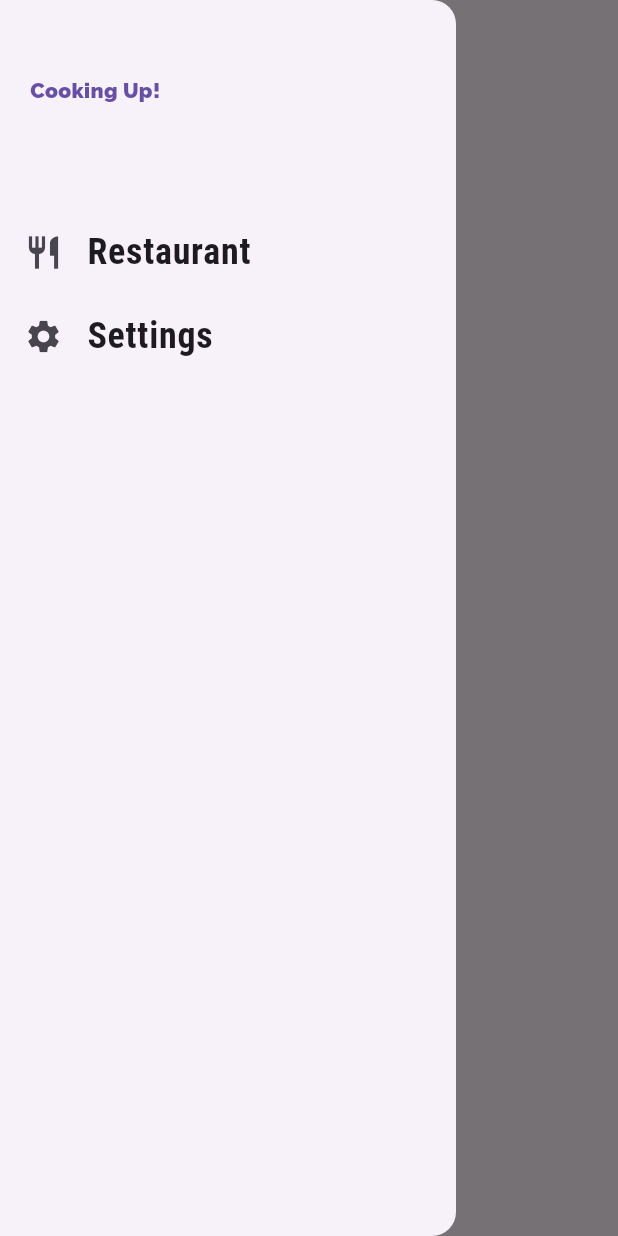
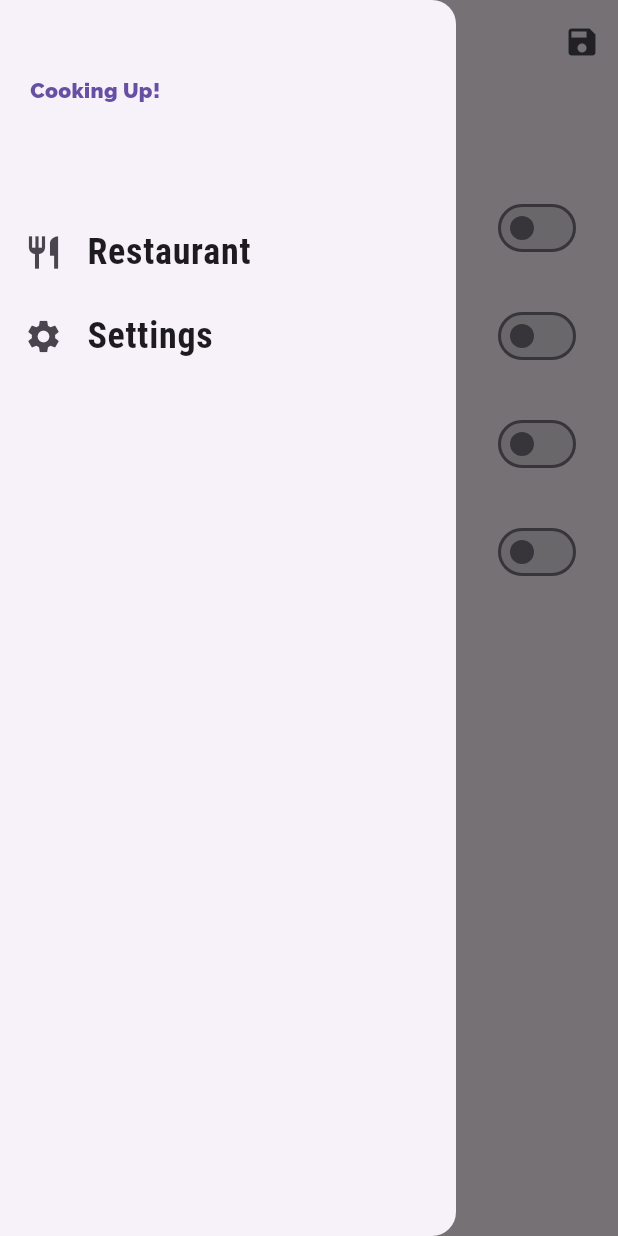
Before and after one commit to Armiron/meals, a Flutter app: the FiltersScreen screen opened by its route, with the side drawer open, on a phone screen of 412 x 824 dp. Run offline on Flutter 3.47's test engine with Material 3 defaults, Android fonts, the phone set to English and light mode, and no system bars.

Commit message:
Added logic for filters to make them functional

```diff
--- a/lib/main.dart
+++ b/lib/main.dart
@@ -1,4 +1,6 @@
 import 'package:flutter/material.dart';
+import './models/meal.dart';
+import './dummy_data.dart';
 import 'screens/filters_screen.dart';
 import 'screens/tabs_screen.dart';
 import 'screens/meal_detail_screen.dart';
@@ -7,7 +9,43 @@ import 'screens/categories_screen.dart';
 
 void main() => runApp(MyApp());
 
-class MyApp extends StatelessWidget {
+class MyApp extends StatefulWidget {
+  @override
+  State<MyApp> createState() => _MyAppState();
+}
+
+class _MyAppState extends State<MyApp> {
+  Map<String, bool> _filters = {
+    'gluten': false,
+    'lactose': false,
+    'vegan': false,
+    'vegetarian': false,
+  };
+
+  List<Meal> _availableMeals = DUMMY_MEALS;
+
+  void _setFilters(Map<String, bool> filteredData) {
+    setState(() {
+      _filters = filteredData;
+
+      _availableMeals = DUMMY_MEALS.where((meal) {
+        if (_filters['gluten']! && !meal.isGlutenFree) {
+          return false;
+        }
+        if (_filters['lactose']! && !meal.isLactoseFree) {
+          return false;
+        }
+        if (_filters['vegan']! && !meal.isVegan) {
+          return false;
+        }
+        if (_filters['vegetarian']! && !meal.isVegetarian) {
+          return false;
+        }
+        return true;
+      }).toList();
+    });
+  }
+
   @override
   Widget build(BuildContext context) {
     return MaterialApp(
@@ -40,9 +78,11 @@ class MyApp extends StatelessWidget {
         // '/': () => is home
         // '/': (context) => TabsScreen(),
         // '/category-meals': (context) => CategoryMealsScreen(),
-        CategoryMealsScreen.routeName: (context) => CategoryMealsScreen(),
+        CategoryMealsScreen.routeName: (context) =>
+            CategoryMealsScreen(_availableMeals),
         MealDetailScreen.routeName: (context) => MealDetailScreen(),
-        FiltersScreen.routeName: (context) => FiltersScreen(),
+        FiltersScreen.routeName: (context) =>
+            FiltersScreen(_filters, _setFilters),
       },
       onGenerateRoute: (settings) {
         print(settings.arguments);
--- a/lib/screens/category_meals_screen.dart
+++ b/lib/screens/category_meals_screen.dart
@@ -1,10 +1,11 @@
 import 'package:flutter/material.dart';
 import '../models/meal.dart';
 import '../widgets/meal_item.dart';
-import '../dummy_data.dart';
 
 class CategoryMealsScreen extends StatefulWidget {
   static const routeName = '/category-meals';
+  final List<Meal> availableMeals;
+  CategoryMealsScreen(this.availableMeals);
 
   @override
   State<CategoryMealsScreen> createState() => _CategoryMealsScreenState();
@@ -36,7 +37,7 @@ class _CategoryMealsScreenState extends State<CategoryMealsScreen> {
           ModalRoute.of(context)?.settings.arguments as Map<String, String>;
       categoryTitle = routeArgs['title']!;
       final categoryId = routeArgs['id'];
-      displayedMeals = DUMMY_MEALS.where((item) {
+      displayedMeals = widget.availableMeals.where((item) {
         return item.categories.contains(categoryId);
       }).toList();
       _loadedInitData = true;
--- a/lib/screens/filters_screen.dart
+++ b/lib/screens/filters_screen.dart
@@ -1,20 +1,117 @@
 import 'package:flutter/material.dart';
 import '../widgets/main_drawer.dart';
 
-class FiltersScreen extends StatelessWidget {
-  const FiltersScreen({Key? key}) : super(key: key);
+class FiltersScreen extends StatefulWidget {
   static const routeName = '/filters';
+
+  final Map<String, bool> currentFilters;
+  final Function saveFilters;
+  FiltersScreen(this.currentFilters, this.saveFilters);
+
+  @override
+  State<FiltersScreen> createState() => _FiltersScreenState();
+}
+
+class _FiltersScreenState extends State<FiltersScreen> {
+  var _glutenFree = false;
+  var _vegetarian = false;
+  var _vegan = false;
+  var _lactoseFree = false;
+
+  @override
+  void initState() {
+    _glutenFree = widget.currentFilters['gluten']!;
+    _vegetarian = widget.currentFilters['vegetarian']!;
+    _vegan = widget.currentFilters['vegan']!;
+    _lactoseFree = widget.currentFilters['lactose']!;
+    super.initState();
+  }
+
+  Widget _buildSwitchListTile(String title, String description,
+      bool currentValue, Function updateValue) {
+    return SwitchListTile(
+      value: currentValue,
+      title: Text(title),
+      subtitle: Text('Only include $description meals'),
+      onChanged: (newValue) => updateValue(newValue),
+    );
+  }
 
   @override
   Widget build(BuildContext context) {
     return Scaffold(
       appBar: AppBar(
         title: Text('Filters'),
+        actions: <Widget>[
+          IconButton(
+            onPressed: () {
+              final selectedFilters = {
+                'gluten': _glutenFree,
+                'lactose': _lactoseFree,
+                'vegan': _vegan,
+                'vegetarian': _vegetarian,
+              };
+              widget.saveFilters(selectedFilters);
+            },
+            icon: Icon(Icons.save),
+          )
+        ],
       ),
       drawer: MainDrawer(),
       body: Center(
-        child: Text('Filters'),
-      ),
+          child: Column(
+        children: [
+          Container(
+            padding: EdgeInsets.all(20),
+            child: Text("Adjust meal selection"),
+          ),
+          Expanded(
+              child: ListView(
+            children: <Widget>[
+              _buildSwitchListTile(
+                "Gluten-Free",
+                "gluten free",
+                _glutenFree,
+                (newValue) {
+                  setState(() {
+                    _glutenFree = newValue;
+                  });
+                },
+              ),
+              _buildSwitchListTile(
+                "Vegetarian",
+                "vegetarian",
+                _vegetarian,
+                (newValue) {
+                  setState(() {
+                    _vegetarian = newValue;
+                  });
+                },
+              ),
+              _buildSwitchListTile(
+                "Vegan",
+                "vegan",
+                _vegan,
+                (newValue) {
+                  setState(() {
+                    _vegan = newValue;
+                  });
+                },
+              ),
+              _buildSwitchListTile(
+                "Lactose-Free",
+                "lactose free",
+                _lactoseFree,
+                (newValue) {
+                  setState(() {
+                    _lactoseFree = newValue;
+                  });
+                },
+              ),
+            ],
+          ))
+        ],
+      )),
     );
   }
 }
```
